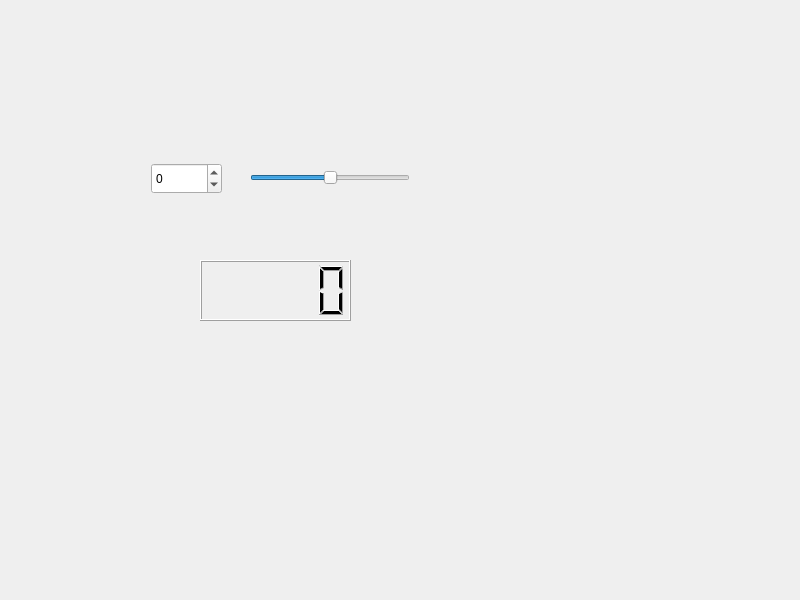
First picture: the form in widget.ui, repository chiangryanNFU/Spinbox, before the edit.
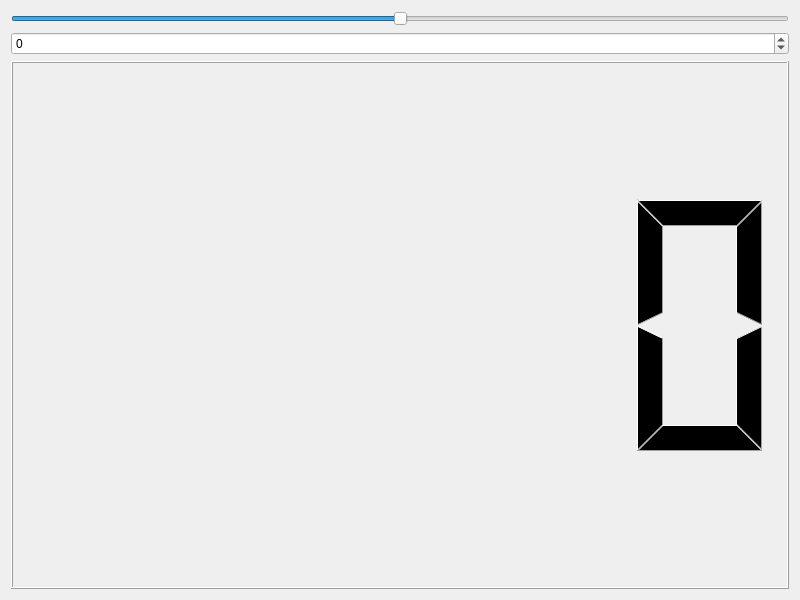
Second picture: the form after the edit.

Commit message: Project Completed.

The edit to the form file:
```diff
--- a/widget.ui
+++ b/widget.ui
@@ -13,31 +13,9 @@
   <property name="windowTitle">
    <string>Widget</string>
   </property>
-  <widget class="QSpinBox" name="spinBox">
-   <property name="geometry">
-    <rect>
-     <x>151</x>
-     <y>163</y>
-     <width>71</width>
-     <height>31</height>
-    </rect>
-   </property>
-   <property name="minimum">
-    <number>-100</number>
-   </property>
-   <property name="maximum">
-    <number>100</number>
-   </property>
-  </widget>
+  <layout class="QVBoxLayout" name="verticalLayout">
+   <item>
   <widget class="QSlider" name="horizontalSlider">
-   <property name="geometry">
-    <rect>
-     <x>250</x>
-     <y>170</y>
-     <width>160</width>
-     <height>16</height>
-    </rect>
-   </property>
    <property name="minimum">
     <number>-100</number>
    </property>
@@ -48,21 +26,27 @@
     <enum>Qt::Orientation::Horizontal</enum>
    </property>
   </widget>
+   </item>
+   <item>
+    <widget class="QSpinBox" name="spinBox">
+     <property name="minimum">
+      <number>-100</number>
+     </property>
+     <property name="maximum">
+      <number>100</number>
+     </property>
+    </widget>
+   </item>
+   <item>
   <widget class="QLCDNumber" name="lcdNumber">
-   <property name="geometry">
-    <rect>
-     <x>200</x>
-     <y>260</y>
-     <width>151</width>
-     <height>61</height>
-    </rect>
-   </property>
    <property name="font">
     <font>
      <pointsize>14</pointsize>
     </font>
    </property>
   </widget>
+   </item>
+  </layout>
  </widget>
  <resources/>
  <connections>
```
Lines whose indentation alone changed are shown as unchanged.
